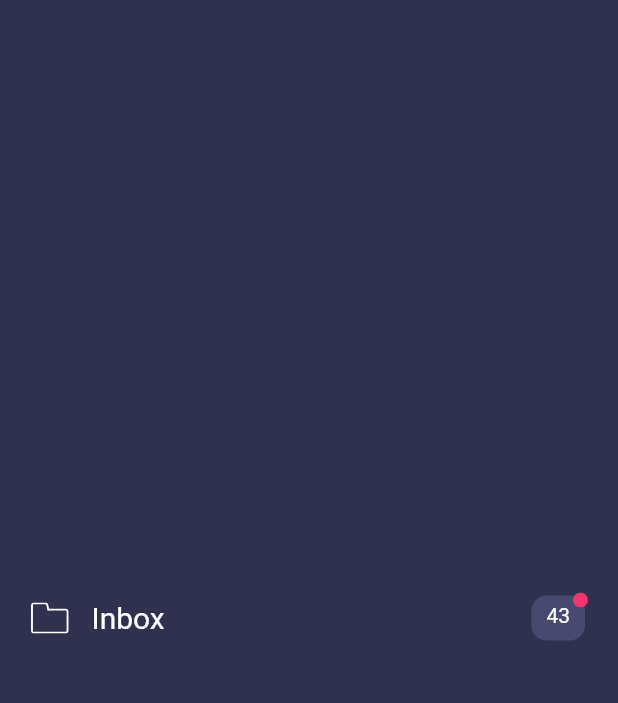
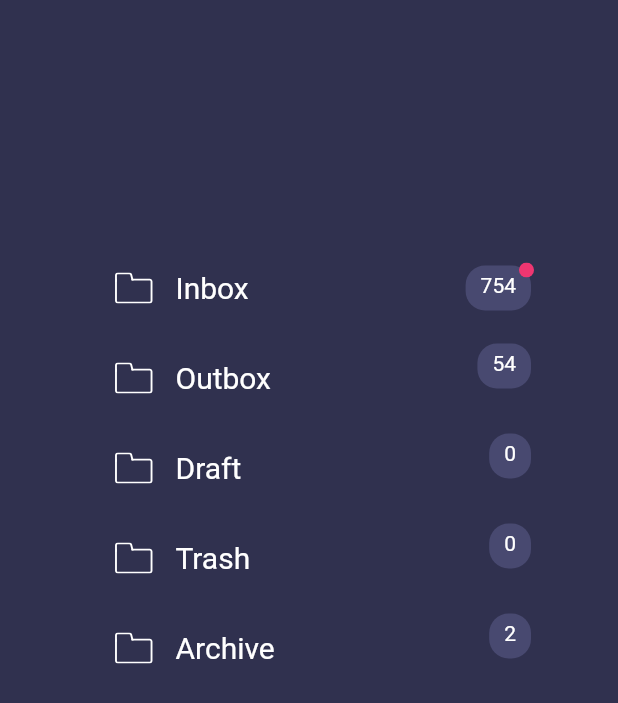
Before and after one commit to EAC-Technology/MobileApp, a Flutter app: the Menu screen opened directly, on a phone screen of 412 x 824 dp. Shown: the top 703 px of the screen. Run offline on Flutter 3.47's test engine with Material 2 defaults, Android fonts, the phone set to English and light mode, and no system bars; our stand-ins replace convert, flutter_svg, rxdart, timeago, uni_links; missing offline and left inert: flutter_webview_plugin; accounts and stored records are empty.

Commit message:
folders list bound to mock data for themenu screen

```diff
--- /dev/null
+++ b/app_in_mail/lib/model/mailbox.dart
@@ -0,0 +1,7 @@
+class Mailbox {
+  final int itemCount;
+  final String title;
+  final bool hasNewItems;
+
+  Mailbox({this.title, this.itemCount, this.hasNewItems});
+}
--- /dev/null
+++ b/app_in_mail/lib/screens/menu/folder_item_view.dart
@@ -0,0 +1,74 @@
+import 'package:app_in_mail/constants/colors.dart';
+import 'package:app_in_mail/constants/images.dart';
+import 'package:app_in_mail/model/mailbox.dart';
+import 'package:flutter/material.dart';
+import 'package:flutter_svg/svg.dart';
+
+class FolderItemView extends StatefulWidget {
+  final Mailbox mailbox;
+  FolderItemView({this.mailbox});
+
+  @override
+  _FolderItemViewState createState() => _FolderItemViewState();
+}
+
+class _FolderItemViewState extends State<FolderItemView> {
+  @override
+  Widget build(BuildContext context) {
+    return Padding(
+      padding: const EdgeInsets.only(left: 20, top: 5, bottom: 5),
+      child: Container(
+        height: 50,
+        child: Row(
+          mainAxisAlignment: MainAxisAlignment.spaceBetween,
+          children: <Widget>[
+            Row(
+              children: <Widget>[
+                SvgPicture.asset(
+                  Img.icFolder,
+                  width: 26.0,
+                ),
+                Container(
+                  width: 15,
+                ), //spacing between icon and tittle
+                Text(
+                  widget.mailbox.title,
+                  style: TextStyle(color: Colors.white, fontSize: 20),
+                ),
+              ],
+            ),
+            Stack(
+              alignment: Alignment.topRight,
+              children: <Widget>[
+                Padding(
+                  padding: const EdgeInsets.all(2.0),
+                  child: Container(
+                    height: 30,
+                    child: Padding(
+                      padding: const EdgeInsets.only(
+                          left: 10, right: 10, top: 5, bottom: 5),
+                      child: Text(
+                        widget.mailbox.itemCount.toString(),
+                        style: TextStyle(color: Colors.white),
+                      ),
+                    ),
+                    decoration: new BoxDecoration(
+                        color: AppColors.lightDarkBackground,
+                        borderRadius:
+                            new BorderRadius.all(Radius.circular(13))),
+                  ),
+                ),
+                widget.mailbox.hasNewItems
+                    ? SvgPicture.asset(
+                        Img.icDot,
+                        width: 10.0,
+                      )
+                    : Container(),
+              ],
+            ),
+          ],
+        ),
+      ),
+    );
+  }
+}
--- /dev/null
+++ b/app_in_mail/lib/screens/menu/folder_list_view.dart
@@ -0,0 +1,29 @@
+import 'package:app_in_mail/model/mailbox.dart';
+import 'package:app_in_mail/screens/menu/folder_item_view.dart';
+import 'package:flutter/material.dart';
+
+class FolderListView extends StatefulWidget {
+  @override
+  _FolderListViewState createState() => _FolderListViewState();
+}
+
+class _FolderListViewState extends State<FolderListView> {
+
+  //TODO: replace the fake data with real mailboxes comming from the server.
+  final List<Mailbox> fakeData = [
+    Mailbox(hasNewItems: true, itemCount: 754, title: 'Inbox'),
+    Mailbox(hasNewItems: false, itemCount: 54, title: 'Outbox'),
+    Mailbox(hasNewItems: false, itemCount: 0, title: 'Draft'),
+    Mailbox(hasNewItems: false, itemCount: 0, title: 'Trash'),
+    Mailbox(hasNewItems: false, itemCount: 2, title: 'Archive'),
+  ];
+  @override
+  Widget build(BuildContext context) {
+    return ListView.builder(
+        padding: EdgeInsets.all(0),
+        itemCount: 5,
+        itemBuilder: (context, index) {
+          return FolderItemView(mailbox: fakeData[index],);
+        });
+  }
+}
--- a/app_in_mail/lib/screens/menu/folder_view.dart
+++ /dev/null
@@ -1,66 +0,0 @@
-import 'package:app_in_mail/constants/colors.dart';
-import 'package:app_in_mail/constants/images.dart';
-import 'package:flutter/material.dart';
-import 'package:flutter_svg/svg.dart';
-
-class FolderView extends StatefulWidget {
-  @override
-  _FolderViewState createState() => _FolderViewState();
-}
-
-class _FolderViewState extends State<FolderView> {
-  @override
-  Widget build(BuildContext context) {
-    return Padding(
-      padding: const EdgeInsets.all(20.0),
-      child: Container(
-        height: 50,
-        child: Row(
-          mainAxisAlignment: MainAxisAlignment.spaceBetween,
-          children: <Widget>[
-            Row(
-              children: <Widget>[
-                SvgPicture.asset(
-                  Img.icFolder,
-                  width: 26.0,
-                ),
-                Container(
-                  width: 15,
-                ), //spacing between icon and tittle
-                Text(
-                  'Inbox',
-                  style: TextStyle(color: Colors.white, fontSize: 20),
-                ),
-              ],
-            ),
-            Stack( alignment: Alignment.topRight, children: <Widget>[
-              Padding(
-                padding: const EdgeInsets.all(2.0),
-                child: Container( height: 30,
-                     child: Padding(
-                        padding: const EdgeInsets.only(
-                            left: 10, right: 10, top: 5, bottom: 5),
-                        child: Text(
-                          '43',
-                          style: TextStyle(color: Colors.white),
-                        ),
-                      ),
-                  decoration: new BoxDecoration(
-                      color: AppColors.lightDarkBackground,
-                      borderRadius: new BorderRadius.all(Radius.circular(10))),
-                ),
-              ),
-                SvgPicture.asset(
-                  Img.icDot,
-                  width: 10.0,
-                ),
-
-            ],
-
-            ),
-          ],
-        ),
-      ),
-    );
-  }
-}
--- a/app_in_mail/lib/screens/menu/menu.dart
+++ b/app_in_mail/lib/screens/menu/menu.dart
@@ -1,5 +1,6 @@
 import 'package:app_in_mail/constants/colors.dart';
-import 'package:app_in_mail/screens/menu/folder_view.dart';
+import 'package:app_in_mail/screens/menu/folder_list_view.dart';
+
 import 'package:flutter/material.dart';
 
 class Menu extends StatefulWidget {
@@ -13,7 +14,8 @@ class _MenuState extends State<Menu> {
     return Scaffold(
         backgroundColor: AppColors.darkBackground,
         body: Center(
-          child: FolderView(),
+
+            child: Container(child: FolderListView(), height: 500, width: 300,),
         ));
   }
 }
```
